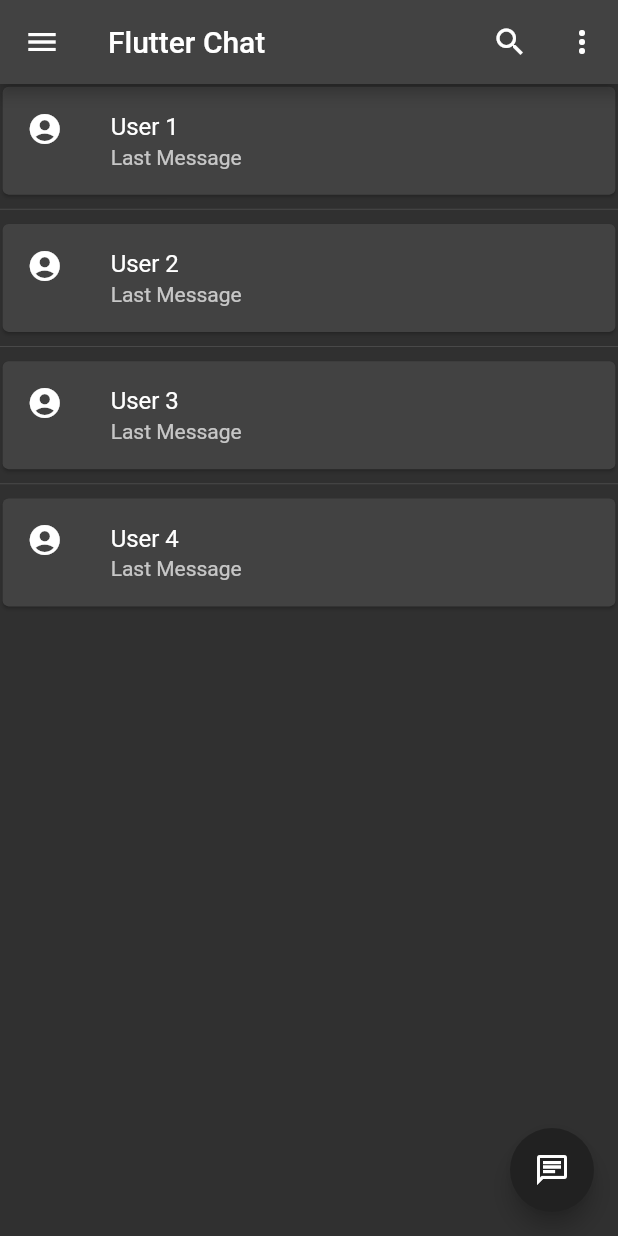
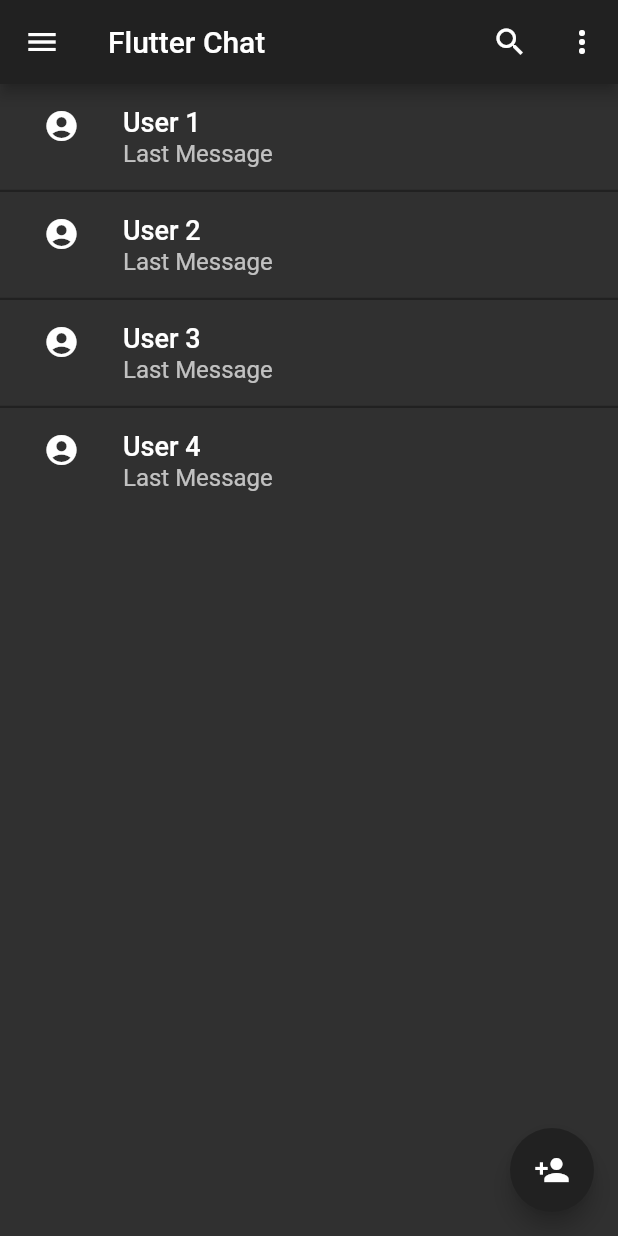
Before and after one commit to LeoSima/ProjetoFlutter, a Flutter app: the ListaContatos screen opened directly, on a phone screen of 412 x 824 dp. Run offline on Flutter 3.47's test engine with Material 2 defaults, Android fonts, the phone set to English and light mode, and no system bars.

Commit message:
Iniciando funcionalidades

```diff
--- a/lib/main.dart
+++ b/lib/main.dart
@@ -18,7 +18,7 @@ class FlutterChatApp extends StatelessWidget {
         brightness: Brightness.dark,
         primaryColor: Colors.blueGrey,
       ),
-      home: Chat(),
+      home: ListaContatos(),
       debugShowCheckedModeBanner: false,
     );
   }
--- a/lib/models/contato.dart
+++ b/lib/models/contato.dart
@@ -1,7 +1,7 @@
 import 'package:flutter/material.dart';
 
 class Contato {
-  Icon Foto;
+  IconData Foto;
   String NomeContato;
   String UltimaMensagem;
 
--- a/lib/models/mensagem.dart
+++ b/lib/models/mensagem.dart
@@ -1,7 +1,7 @@
 import 'package:flutter/material.dart';
 
 class Mensagem {
-  Icon Foto;
+  IconData Foto;
   String Contato;
   String CorpoMensagem;
 
--- a/lib/pages/contatos_page.dart
+++ b/lib/pages/contatos_page.dart
@@ -1,15 +1,23 @@
 import 'package:flutter/material.dart';
-import 'package:flutterchat/repositories/contato_repository.dart';
+import '../models/contato.dart';
+import '../repositories/contato_repository.dart';
 
-class ListaContatos extends StatelessWidget {
-  ListaContatos({Key? key}) : super(key: key);
+class ListaContatos extends StatefulWidget {
+  const ListaContatos({Key? key}) : super(key: key);
 
+  @override
+  State<ListaContatos> createState() => _ListaContatosState();
+}
+
+class _ListaContatosState extends State<ListaContatos> {
   final contatos = ContatoRepository.contatos;
 
-  @override
-  Widget build(BuildContext context) {
-    return Scaffold(
-      appBar: AppBar(
+  List<Contato> selecionados = [];
+
+  appBarContatos() {
+    if (selecionados.isEmpty) {
+      return AppBar(
+        backgroundColor: Colors.grey.shade900,
         leading: Builder(
           builder: (BuildContext context) {
             return IconButton(
@@ -29,52 +37,151 @@ class ListaContatos extends StatelessWidget {
             icon: const Icon(Icons.more_vert_rounded),
           ),
         ],
-      ),
+      );
+    } else {
+      return AppBar(
+        leading: IconButton(
+          icon: const Icon(Icons.arrow_back),
+          onPressed: () {
+            setState(() {
+              selecionados = [];
+            });
+          },
+        ),
+        title: Text('${selecionados.length} selecionados'),
+        actions: [
+          // selecionados.length == 1
+          //     ? IconButton(onPressed: () {}, icon: Icon(Icons.edit),)
+          //     : null,
+          selecionados.length == contatos.length
+              ? Row(
+                  children: [
+                    const Text('Selecionar todos'),
+                    IconButton(
+                      onPressed: () {
+                        setState(() {
+                          selecionados = [];
+                        });
+                      },
+                      icon: const Icon(Icons.check_box),
+                    ),
+                  ],
+                )
+              : Row(
+                  children: [
+                    const Text('Selecionar todos'),
+                    IconButton(
+                      onPressed: () {
+                        setState(() {
+                          for (var i = 0; i < contatos.length; i++) {
+                            selecionados.contains(contatos[i])
+                                ? null
+                                : selecionados.add(contatos[i]);
+                          }
+                        });
+                      },
+                      icon: const Icon(Icons.check_box_outline_blank),
+                    ),
+                  ],
+                ),
+
+        ],
+      );
+    }
+  }
+
+  floatingActionButtonContatos() {
+    if (selecionados.isEmpty) {
+      return FloatingActionButton(
+        backgroundColor: Colors.grey.shade900,
+        child: const Icon(
+          Icons.person_add,
+          color: Colors.white,
+        ),
+        onPressed: () {},
+      );
+    } else {
+      return FloatingActionButton(
+        backgroundColor: Colors.grey.shade900,
+        child: const Icon(
+          Icons.delete,
+          color: Colors.white,
+        ),
+        onPressed: () {},
+      );
+    }
+  }
+
+  @override
+  Widget build(BuildContext context) {
+    return Scaffold(
+      appBar: appBarContatos(),
       body: Column(
         children: [
           Expanded(
             child: ListView.separated(
                 itemBuilder: (BuildContext context, int contato) {
-                  return Card(
-                    margin: const EdgeInsets.all(1.75),
-                    child: ListTile(
-                      leading: contatos[contato].Foto,
-                      title: Text(contatos[contato].NomeContato),
-                      subtitle: Text(contatos[contato].UltimaMensagem),
+                  return ListTile(
+                    leading: selecionados.contains(contatos[contato])
+                        ? const CircleAvatar(
+                            backgroundColor: Colors.green,
+                            child: Icon(
+                              Icons.check,
+                              color: Colors.white,
+                            ),
+                          )
+                        : SizedBox(
+                            width: 50,
+                            child: Icon(contatos[contato].Foto),
+                          ),
+                    title: Text(
+                      contatos[contato].NomeContato,
+                      style: const TextStyle(
+                        fontSize: 18,
+                        fontWeight: FontWeight.w500,
+                        color: Colors.white,
+                      ),
                     ),
+                    subtitle: Text(
+                      contatos[contato].UltimaMensagem,
+                      style: const TextStyle(
+                        fontSize: 16,
+                        fontWeight: FontWeight.normal,
+                        color: Colors.white70,
+                      ),
+                    ),
+                    selected: selecionados.contains(contatos[contato]),
+                    selectedTileColor: Colors.indigo.shade200,
+                    onTap: () {
+                      setState(() {
+                        if (selecionados.isNotEmpty) {
+                          selecionados.contains(contatos[contato])
+                              ? selecionados.remove(contatos[contato])
+                              : selecionados.add(contatos[contato]);
+                        }
+                      });
+                    },
+                    onLongPress: () {
+                      setState(() {
+                        selecionados.contains(contatos[contato])
+                            ? selecionados.remove(contatos[contato])
+                            : selecionados.add(contatos[contato]);
+                      });
+                    },
                   );
                 },
-                separatorBuilder: (_,___) => Divider(),
+                separatorBuilder: (_, ___) => Divider(
+                      color: Colors.grey.shade900,
+                      thickness: 1.5,
+                      height: 0.0,
+                      indent: 0.0,
+                      endIndent: 0.0,
+                    ),
                 itemCount: contatos.length),
           ),
         ],
       ),
-      // Column(
-      //   children: [
-      //     const Padding(padding: EdgeInsets.fromLTRB(8.0, 4.0, 8.0, 0.0)),
-      //     ItemContato(Contato('User 1', 'Last Message')),
-      //     ItemContato(Contato('User 2', 'Last Message')),
-      //     ItemContato(Contato('User 3', 'Last Message')),
-      //     ItemContato(Contato('User 3', 'Last Message')),
-      //     ItemContato(Contato('User 3', 'Last Message')),
-      //     ItemContato(Contato('User 3', 'Last Message')),
-      //     ItemContato(Contato('User 3', 'Last Message')),
-      //     ItemContato(Contato('User 3', 'Last Message')),
-      //     ItemContato(Contato('User 3', 'Last Message')),
-      //     ItemContato(Contato('User 3', 'Last Message')),
-      //     ItemContato(Contato('User 3', 'Last Message')),
-      //     ItemContato(Contato('User 3', 'Last Message')),
-      //     ItemContato(Contato('User 3', 'Last Message')),
-      //   ],
-      // ),
-      floatingActionButton: FloatingActionButton(
-        backgroundColor: Colors.grey.shade900,
-        child: const Icon(
-          Icons.chat_outlined,
-          color: Colors.white,
-        ),
-        onPressed: () {},
-      ),
+      floatingActionButton: floatingActionButtonContatos(),
     );
   }
 }
--- a/lib/repositories/contato_repository.dart
+++ b/lib/repositories/contato_repository.dart
@@ -4,22 +4,22 @@ import '../models/contato.dart';
 class ContatoRepository {
   static List<Contato> contatos = [
     Contato(
-      Foto: const Icon(Icons.account_circle),
+      Foto:  Icons.account_circle,
       NomeContato: 'User 1',
       UltimaMensagem: 'Last Message',
     ),
     Contato(
-      Foto: const Icon(Icons.account_circle),
+      Foto: Icons.account_circle,
       NomeContato: 'User 2',
       UltimaMensagem: 'Last Message',
     ),
     Contato(
-      Foto: const Icon(Icons.account_circle),
+      Foto: Icons.account_circle,
       NomeContato: 'User 3',
       UltimaMensagem: 'Last Message',
     ),
     Contato(
-      Foto: const Icon(Icons.account_circle),
+      Foto: Icons.account_circle,
       NomeContato: 'User 4',
       UltimaMensagem: 'Last Message',
     ),
--- a/lib/repositories/mensagem_repository.dart
+++ b/lib/repositories/mensagem_repository.dart
@@ -4,17 +4,17 @@ import '../models/mensagem.dart';
 class MensagemRepository {
   static List<Mensagem> mensagens = [
     Mensagem(
-      Foto: const Icon(Icons.account_circle),
+      Foto: Icons.account_circle,
       Contato: 'User 1',
       CorpoMensagem: 'Blábláblá',
     ),
     Mensagem(
-      Foto: const Icon(Icons.account_circle),
+      Foto: Icons.account_circle,
       Contato: 'User 2',
       CorpoMensagem: 'Pipipipopopo',
     ),
     Mensagem(
-      Foto: const Icon(Icons.account_circle),
+      Foto: Icons.account_circle,
       Contato: 'User 2',
       CorpoMensagem: 'Teste',
     ),
```
Also changed, not shown: lib/pages/chat_page.dart (+73 -10 lines).
